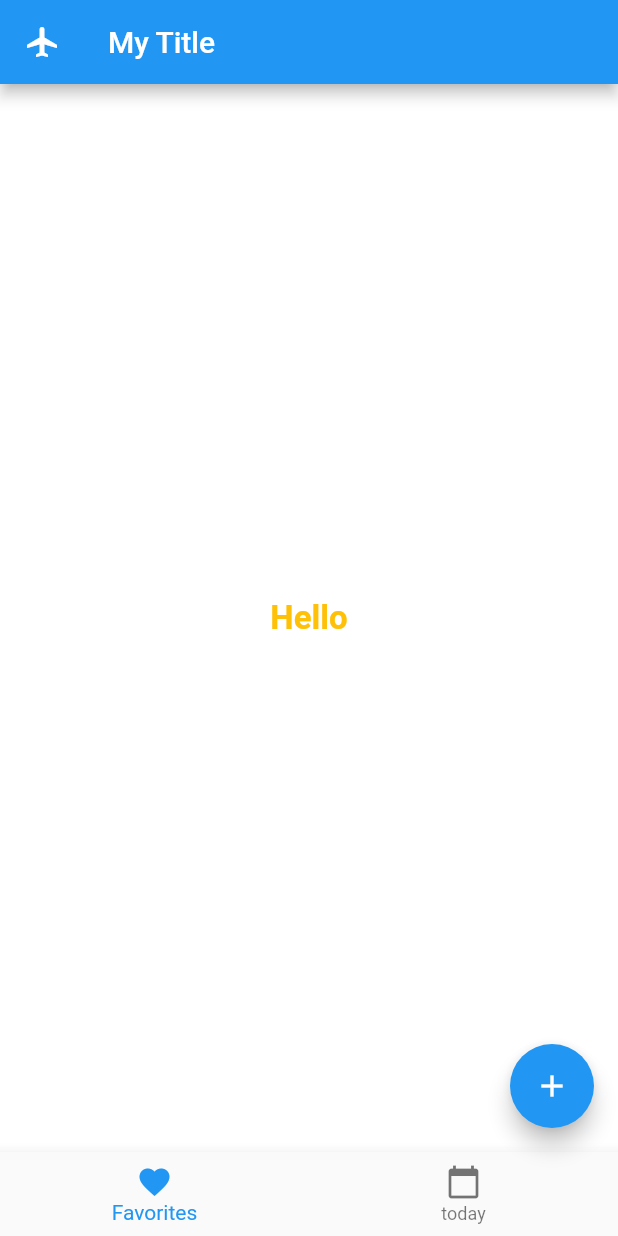
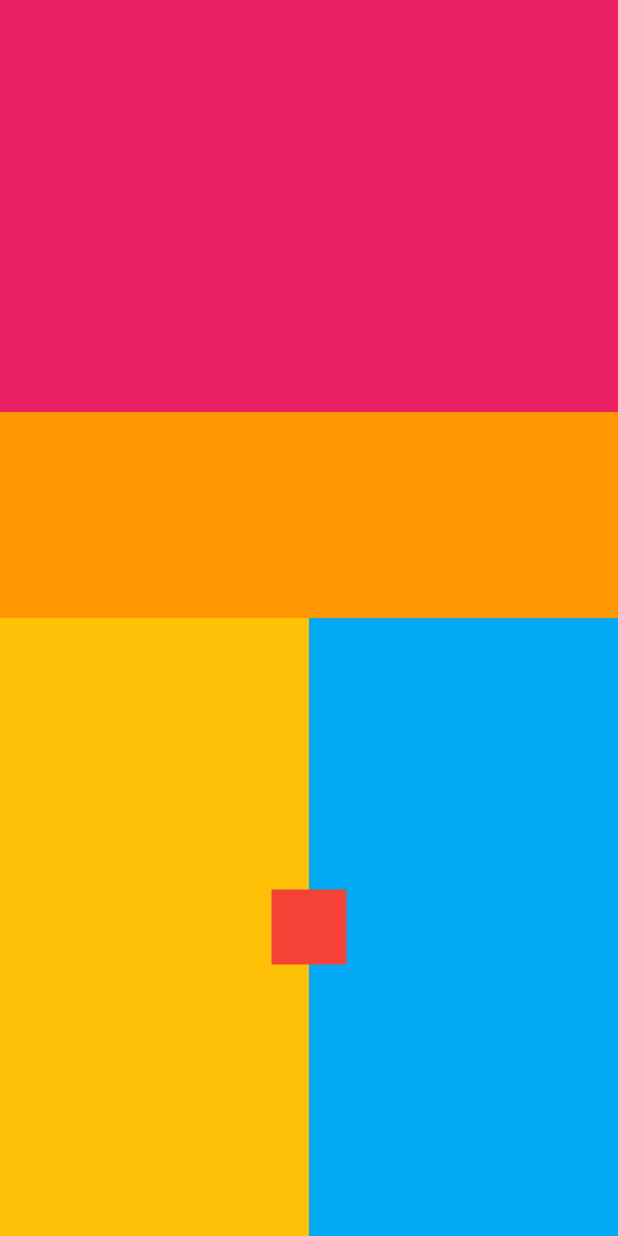
Before and after one commit to roseeDuMatin/flutter_lessons, a Flutter app: the screen it shows after launch, on a phone screen of 412 x 824 dp. Run offline on Flutter 3.47's test engine with Material 2 defaults, Android fonts, the phone set to English and light mode, and no system bars.

Commit message:
Add lesson 4 about layouts

```diff
--- a/lib/exercise/exercise.dart
+++ /dev/null
@@ -1,58 +0,0 @@
-import 'package:flutter/material.dart';
-
-void main() => runApp(MyApp());
-
-class MyApp extends StatelessWidget {
-  @override
-  Widget build(BuildContext context) {
-    return MaterialApp(
-      theme: ThemeData(
-        textTheme: TextTheme(
-          title: TextStyle(
-            color: Colors.amber,
-            fontSize: 22,
-            fontWeight: FontWeight.bold,
-          ),
-        ),
-      ),
-      home: Home(),
-    );
-  }
-}
-
-class Home extends StatelessWidget {
-  @override
-  Widget build(BuildContext context) {
-    return Scaffold(
-      backgroundColor: Colors.white,
-      body: Center(
-        child: Text(
-          "Hello",
-          style: Theme.of(context).textTheme.title,
-        ),
-      ),
-      appBar: AppBar(
-        leading: Icon(Icons.airplanemode_active),
-        title: Text("My Title"),
-      ),
-      floatingActionButton: FloatingActionButton(
-        child: Icon(Icons.add),
-        onPressed: () {
-          print("ok");
-        },
-      ),
-      bottomNavigationBar: BottomNavigationBar(
-        items: [
-          BottomNavigationBarItem(
-            icon: Icon(Icons.favorite),
-            title: Text("Favorites"),
-          ),
-          BottomNavigationBarItem(
-            icon: Icon(Icons.calendar_today),
-            title: Text("today"),
-          ),
-        ],
-      ),
-    );
-  }
-}
--- a/lib/solution/solution.dart
+++ b/lib/solution/solution.dart
@@ -20,78 +20,58 @@ class MyApp extends StatelessWidget {
   }
 }
 
-class Home extends StatefulWidget {
-  final List<Widget> screens = [
-    Favorites(),
-    Calendar(),
-  ];
-
-  @override
-  _HomeState createState() => _HomeState();
-}
-
-class _HomeState extends State<Home> {
-  int _selectedScreenIndex = 0;
-
-  void _onTabTapped(int index) {
-    setState(() {
-      _selectedScreenIndex = index;
-    });
-  }
-
+class Home extends StatelessWidget {
   @override
   Widget build(BuildContext context) {
-    return Scaffold(
-      backgroundColor: Colors.white,
-      body: widget.screens[_selectedScreenIndex],
-      appBar: AppBar(
-        leading: Icon(Icons.airplanemode_active),
-        title: Text("My Title"),
-      ),
-      floatingActionButton: FloatingActionButton(
-        child: Icon(Icons.add),
-        onPressed: () {
-          print("ok");
-        },
-      ),
-      bottomNavigationBar: BottomNavigationBar(
-        onTap: _onTabTapped,
-        currentIndex: _selectedScreenIndex,
-        items: [
-          BottomNavigationBarItem(
-            icon: Icon(Icons.favorite),
-            title: Text("Favorites"),
+    return Column(
+      children: <Widget>[
+        Expanded(
+          child: Column(
+            children: <Widget>[
+              Expanded(
+                flex: 2,
+                child: Container(
+                  color: Colors.pink,
+                ),
+              ),
+              Expanded(
+                child: Container(
+                  color: Colors.orange,
+                ),
+              ),
+            ],
           ),
-          BottomNavigationBarItem(
-            icon: Icon(Icons.calendar_today),
-            title: Text("today"),
+        ),
+        Expanded(
+          child: Stack(
+            children: <Widget>[
+              Row(
+                children: <Widget>[
+                  Expanded(
+                    child: Container(
+                      color: Colors.amber,
+                    ),
+                  ),
+                  Expanded(
+                    child: Container(
+                      color: Colors.lightBlue,
+                    ),
+                  ),
+                ],
+              ),
+              Positioned.fill(
+                child: Center(
+                  child: Container(
+                    height: 50,
+                    width: 50,
+                    color: Colors.red,
+                  ),
+                ),
+              ),
+            ],
           ),
-        ],
-      ),
+        ),
+      ],
     );
   }
 }
-
-class Favorites extends StatelessWidget {
-  @override
-  Widget build(BuildContext context) {
-    return Container(
-      color: Colors.amber,
-      child: Center(
-        child: Text("Favorites screen"),
-      ),
-    );
-  }
-}
-
-class Calendar extends StatelessWidget {
-  @override
-  Widget build(BuildContext context) {
-    return Container(
-      color: Colors.pink,
-      child: Center(
-        child: Text("Calendar screen"),
-      ),
-    );
-  }
-}
```
Also changed, not shown: readme_resources/solution.gif (deleted), readme_resources/solution.png (added), 1 other file.
